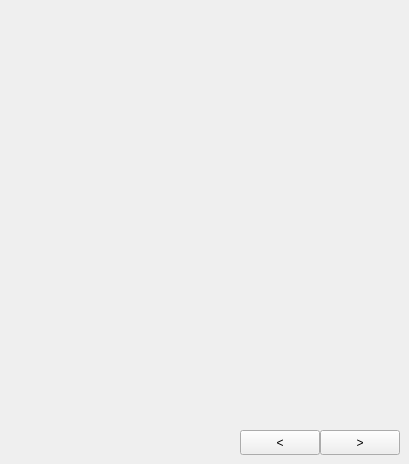
Duoxx/qtris, file widget.ui: the form before one commit.
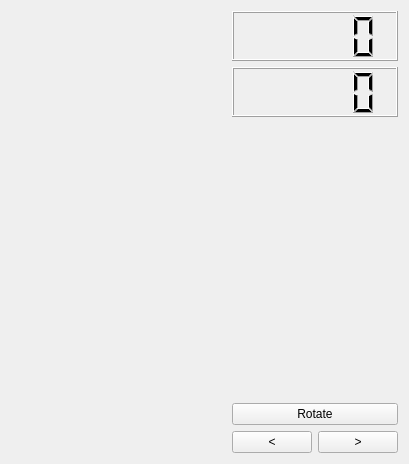
The form after the commit.

```diff
--- a/widget.ui
+++ b/widget.ui
@@ -13,32 +13,95 @@
   <property name="windowTitle">
    <string>Widget</string>
   </property>
-  <widget class="QPushButton" name="moveLeftBtn">
-   <property name="geometry">
-    <rect>
-     <x>240</x>
-     <y>430</y>
-     <width>80</width>
-     <height>25</height>
-    </rect>
-   </property>
-   <property name="text">
-    <string>&lt;</string>
-   </property>
-  </widget>
-  <widget class="QPushButton" name="moveRightBtn">
-   <property name="geometry">
-    <rect>
-     <x>320</x>
-     <y>430</y>
-     <width>80</width>
-     <height>25</height>
-    </rect>
-   </property>
-   <property name="text">
-    <string>&gt;</string>
-   </property>
-  </widget>
+  <layout class="QHBoxLayout" name="horizontalLayout_2">
+   <item>
+    <spacer name="horizontalSpacer">
+     <property name="orientation">
+      <enum>Qt::Horizontal</enum>
+     </property>
+     <property name="sizeHint" stdset="0">
+      <size>
+       <width>40</width>
+       <height>20</height>
+      </size>
+     </property>
+    </spacer>
+   </item>
+   <item>
+    <layout class="QVBoxLayout" name="verticalLayout">
+     <item>
+      <widget class="QLCDNumber" name="lcdNumber">
+       <property name="sizePolicy">
+        <sizepolicy hsizetype="Minimum" vsizetype="Minimum">
+         <horstretch>0</horstretch>
+         <verstretch>0</verstretch>
+        </sizepolicy>
+       </property>
+       <property name="minimumSize">
+        <size>
+         <width>0</width>
+         <height>50</height>
+        </size>
+       </property>
+      </widget>
+     </item>
+     <item>
+      <widget class="QLCDNumber" name="lcdLevel">
+       <property name="sizePolicy">
+        <sizepolicy hsizetype="Minimum" vsizetype="Minimum">
+         <horstretch>0</horstretch>
+         <verstretch>0</verstretch>
+        </sizepolicy>
+       </property>
+       <property name="minimumSize">
+        <size>
+         <width>0</width>
+         <height>50</height>
+        </size>
+       </property>
+      </widget>
+     </item>
+     <item>
+      <spacer name="verticalSpacer">
+       <property name="orientation">
+        <enum>Qt::Vertical</enum>
+       </property>
+       <property name="sizeHint" stdset="0">
+        <size>
+         <width>20</width>
+         <height>40</height>
+        </size>
+       </property>
+      </spacer>
+     </item>
+     <item>
+      <widget class="QPushButton" name="rotateBtn">
+       <property name="text">
+        <string>Rotate</string>
+       </property>
+      </widget>
+     </item>
+     <item>
+      <layout class="QHBoxLayout" name="horizontalLayout">
+       <item>
+        <widget class="QPushButton" name="moveLeftBtn">
+         <property name="text">
+          <string>&lt;</string>
+         </property>
+        </widget>
+       </item>
+       <item>
+        <widget class="QPushButton" name="moveRightBtn">
+         <property name="text">
+          <string>&gt;</string>
+         </property>
+        </widget>
+       </item>
+      </layout>
+     </item>
+    </layout>
+   </item>
+  </layout>
  </widget>
  <layoutdefault spacing="6" margin="11"/>
  <resources/>
```
